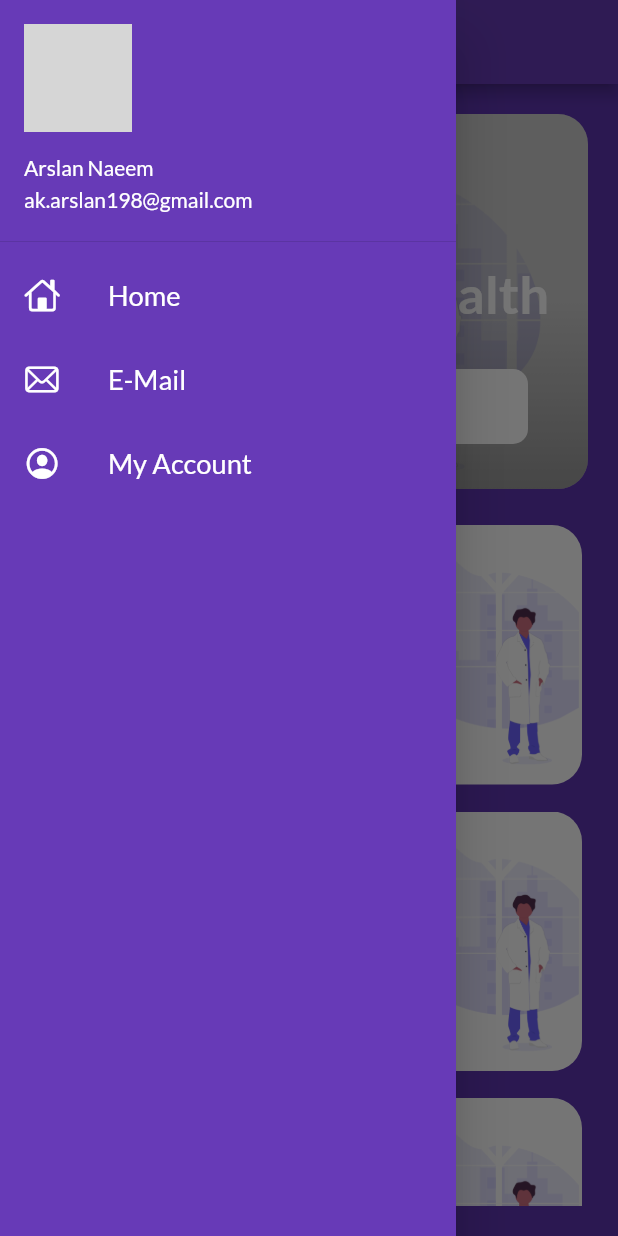
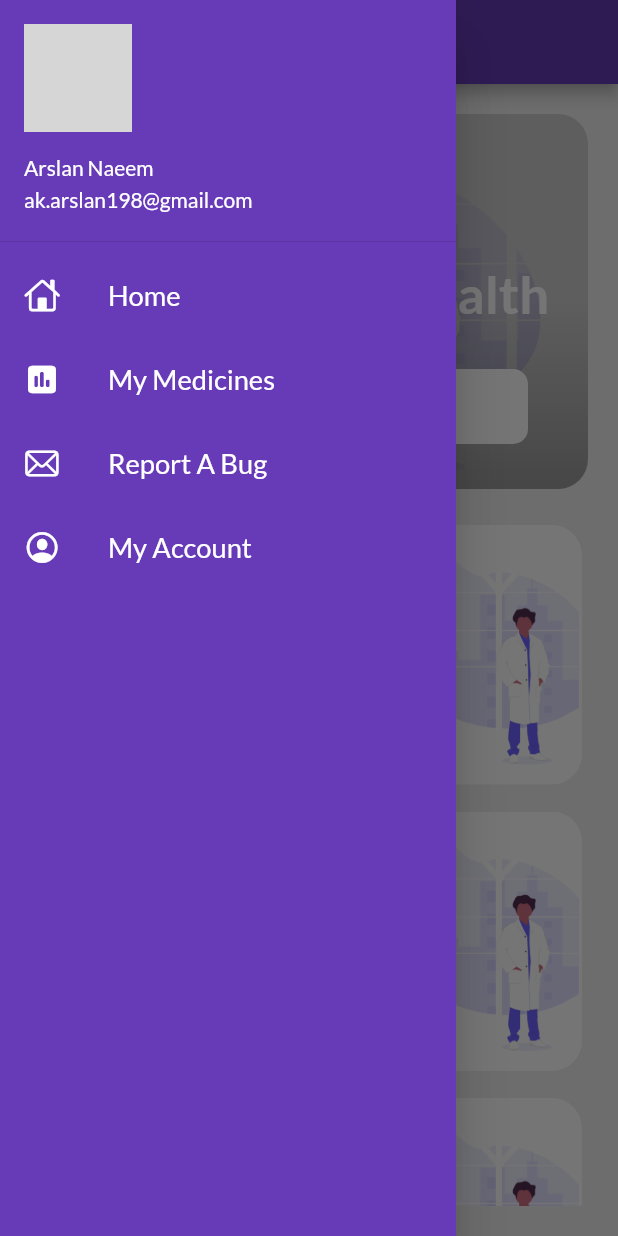
Before and after one commit to arslanone/flutter_application_1, a Flutter app: the Hom screen opened directly, with the side drawer open, on a phone screen of 412 x 824 dp. Run offline on Flutter 3.47's test engine with Material 2 defaults, Android fonts, the phone set to English and light mode, and no system bars; our stand-ins replace google_fonts; missing offline and left inert: dart:html; network calls fail; grey boxes are pictures that could not be loaded.

Commit message:
Medicine Page

```diff
--- a/lib/main.dart
+++ b/lib/main.dart
@@ -3,6 +3,7 @@ import 'package:flutter_application_1/pages/home.dart';
 import 'package:flutter_application_1/pages/login.dart';
 // ignore: unused_import
 import 'package:flutter_application_1/pages/new_home';
+import 'package:flutter_application_1/widgets/button.dart';
 // ignore: unused_import
 import 'package:google_fonts/google_fonts.dart';
 
--- a/lib/pages/home_grid.dart
+++ b/lib/pages/home_grid.dart
@@ -36,7 +36,7 @@ class _HomePageState extends State<Hom> {
         title: Text("Patient Buddy"),
       ),
 
-      drawer: MyDrawer(), backgroundColor: Colors.deepPurple[600],
+      drawer: MyDrawer(), backgroundColor: Color.fromARGB(77, 199, 192, 192),
       // appBar: AppBar(
       //   backgroundColor: Colors.transparent,
       //   elevation: 0,
--- a/lib/widgets/drawer.dart
+++ b/lib/widgets/drawer.dart
@@ -51,11 +51,29 @@ class MyDrawer extends StatelessWidget {
                 }),
             ListTile(
                 leading: Icon(
+                  CupertinoIcons.chart_bar_square_fill,
+                  color: Colors.white,
+                ),
+                title: Text(
+                  "My Medicines",
+                  textScaleFactor: 1.3,
+                  style: TextStyle(
+                    color: Colors.white,
+                  ),
+                ),
+                onTap: () {
+                  Navigator.push(
+                    context,
+                    MaterialPageRoute(builder: (context) => Hom()),
+                  );
+                }),
+            ListTile(
+                leading: Icon(
                   CupertinoIcons.mail,
                   color: Colors.white,
                 ),
                 title: Text(
-                  "E-Mail",
+                  "Report A Bug",
                   textScaleFactor: 1.3,
                   style: TextStyle(
                     color: Colors.white,
@@ -84,7 +102,7 @@ class MyDrawer extends StatelessWidget {
                     context,
                     MaterialPageRoute(builder: (context) => LoginPage()),
                   );
-                })
+                }),
           ],
         ),
       ),
```
Also changed, not shown: lib/widgets/button.dart (added, +16 -0 lines), 1 other file.
